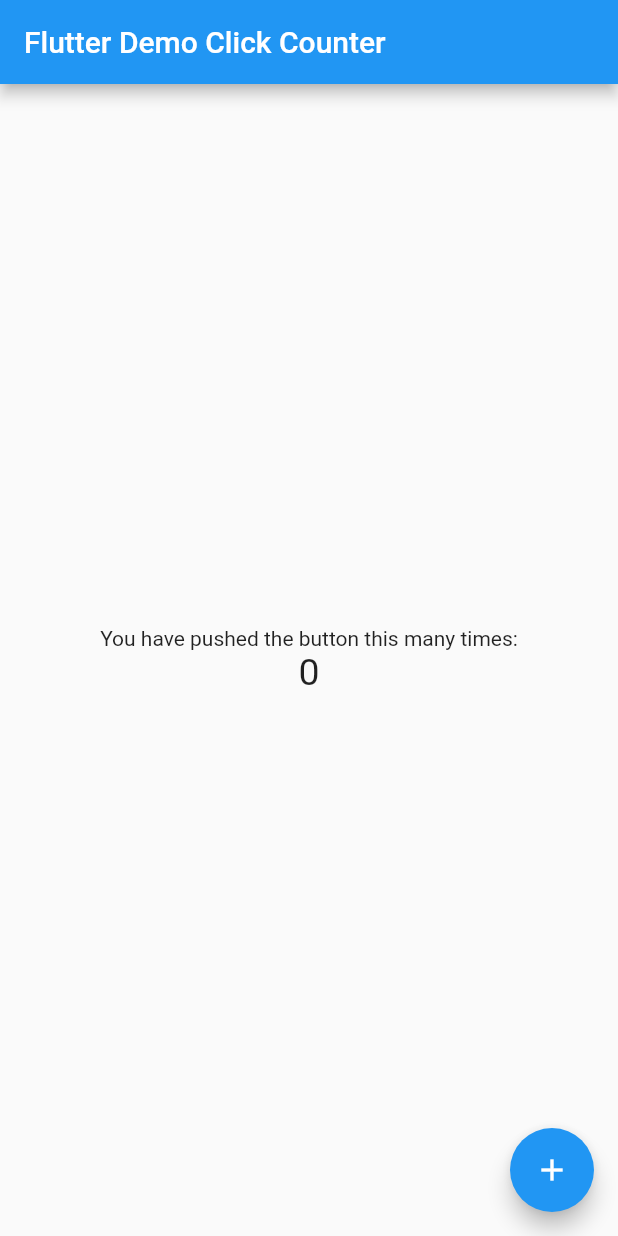
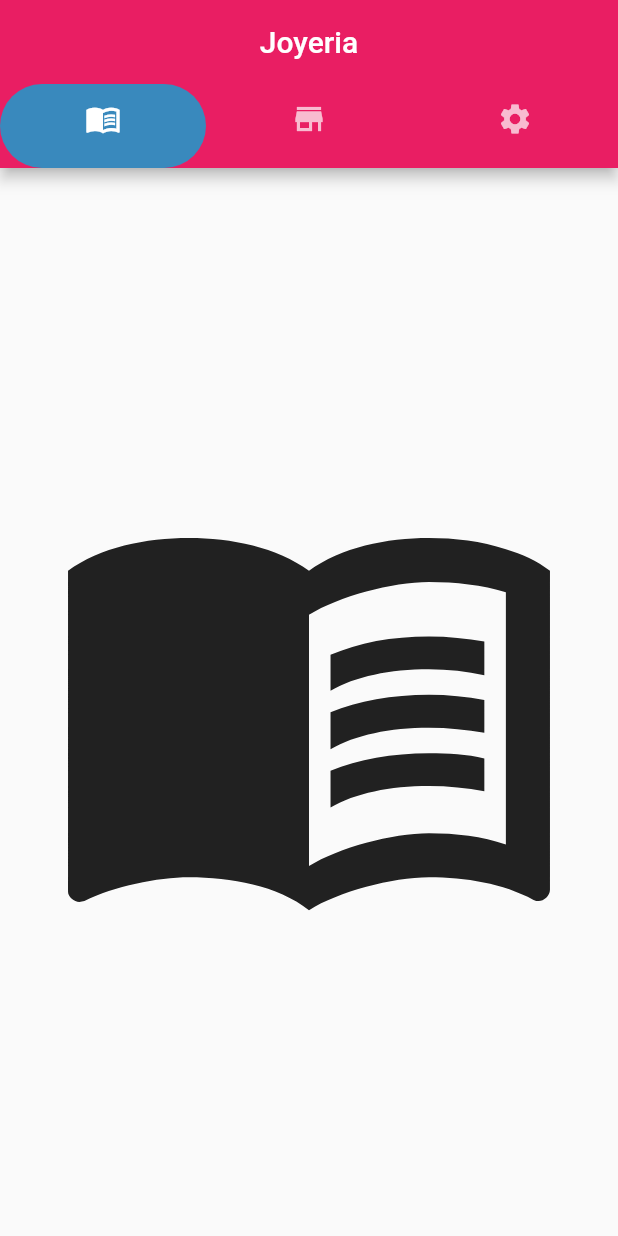
Before and after one commit to MichelleReed23/tabbar, a Flutter app: the screen it shows after launch, on a phone screen of 412 x 824 dp. Run offline on Flutter 3.47's test engine with Material 2 defaults, Android fonts, the phone set to English and light mode, and no system bars.

Commit message:
Update main.dart

```diff
--- a/lib/main.dart
+++ b/lib/main.dart
@@ -3,89 +3,59 @@ import 'package:flutter/material.dart';
 void main() => runApp(MyApp());
 
 class MyApp extends StatelessWidget {
-  const MyApp({super.key});
-  static const String _title = 'Flutter Stateful Clicker Counter';
   // This widget is the root of your application.
   @override
   Widget build(BuildContext context) {
     return MaterialApp(
-      title: _title,
+      title: 'Pestaña TabBar',
       theme: ThemeData(
-        primarySwatch: Colors.blue,
+        // This is the theme of your application.
+        primarySwatch: Colors.pink,
       ),
+      debugShowCheckedModeBanner: false,
       home: MyHomePage(),
     );
   }
 }
 
 class MyHomePage extends StatefulWidget {
-  const MyHomePage({super.key});
-  // This widget is the home page of your application. It is stateful, meaning
-  // that it has a State object (defined below) that contains fields that affect
-  // how it looks.
-  // This class is the configuration for the state.
+  const MyHomePage({Key? key}) : super(key: key);
+
   @override
   _MyHomePageState createState() => _MyHomePageState();
-}
+} //MyHomePage
 
 class _MyHomePageState extends State<MyHomePage> {
-  int _counter = 0;
-
-  void _incrementCounter() {
-    setState(() {
-      // This call to setState tells the Flutter framework that something has
-      // changed in this State, which causes it to rerun the build method below
-      // so that the display can reflect the updated values. If we changed
-      // _counter without calling setState(), then the build method would not be
-      // called again, and so nothing would appear to happen.
-      _counter++;
-    });
-  }
-
   @override
   Widget build(BuildContext context) {
-    // This method is rerun every time setState is called, for instance as done
-    // by the _incrementCounter method above.
-    //
-    // The Flutter framework has been optimized to make rerunning build methods
-    // fast, so that you can just rebuild anything that needs updating rather
-    // than having to individually change instances of widgets.
-    return Scaffold(
-      appBar: AppBar(
-        // Here we take the value from the MyHomePage object that was created by
-        // the App.build method, and use it to set our appbar title.
-        title: Text('Flutter Demo Click Counter'),
-      ),
-      body: Center(
-        // Center is a layout widget. It takes a single child and positions it
-        // in the middle of the parent.
-        child: Column(
-          // Column is also a layout widget. It takes a list of children and
-          // arranges them vertically. By default, it sizes itself to fit its
-          // children horizontally, and tries to be as tall as its parent.
-          //
-          // Column has various properties to control how it sizes itself and
-          // how it positions its children. Here we use mainAxisAlignment to
-          // center the children vertically; the main axis here is the vertical
-          // axis because Columns are vertical (the cross axis would be
-          // horizontal).
-          mainAxisAlignment: MainAxisAlignment.center,
-          children: <Widget>[
-            Text(
-              'You have pushed the button this many times:',
-            ),
-            Text(
-              '$_counter',
-              style: TextStyle(fontSize: 25),
-            ),
+    return DefaultTabController(
+      length: 4,
+      child: Scaffold(
+        appBar: AppBar(
+          bottom: TabBar(
+            //indicatorColor: Color(0xff72b2e7),
+            //indicatorSize: TabBarIndicatorSize.label,
+            indicatorWeight: 10,
+            indicator: BoxDecoration(
+                borderRadius: BorderRadius.circular(50), // Creates border
+                color: Color(0xff3989bd)), //Change background color from here
+            tabs: [
+              Tab(icon: Icon(Icons.menu_book)),
+              Tab(icon: Icon(Icons.store)),
+              Tab(icon: Icon(Icons.settings)),
+            ],
+          ),
+          centerTitle: true,
+          title: Text('Joyeria'),
+        ),
+        body: TabBarView(
+          children: [
+            Icon(Icons.menu_book, size: 350),
+            Icon(Icons.store, size: 350),
+            Icon(Icons.settings, size: 350),
           ],
-        ),
-      ),
-      floatingActionButton: FloatingActionButton(
-        onPressed: _incrementCounter,
-        tooltip: 'Increment',
-        child: Icon(Icons.add),
+        ), //Body
       ),
     );
-  }
-}
+  } //Widget
+} //_MyHomePageState extends
```
